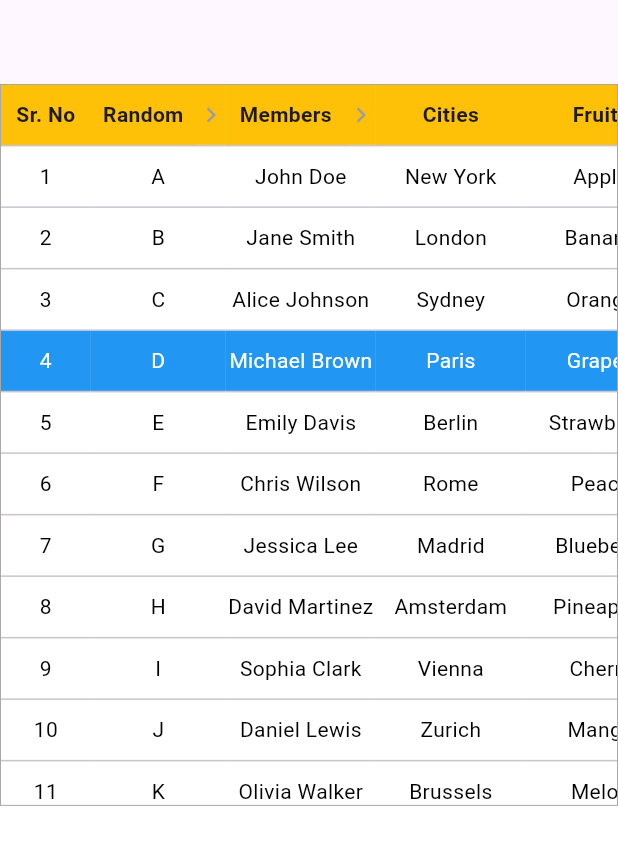
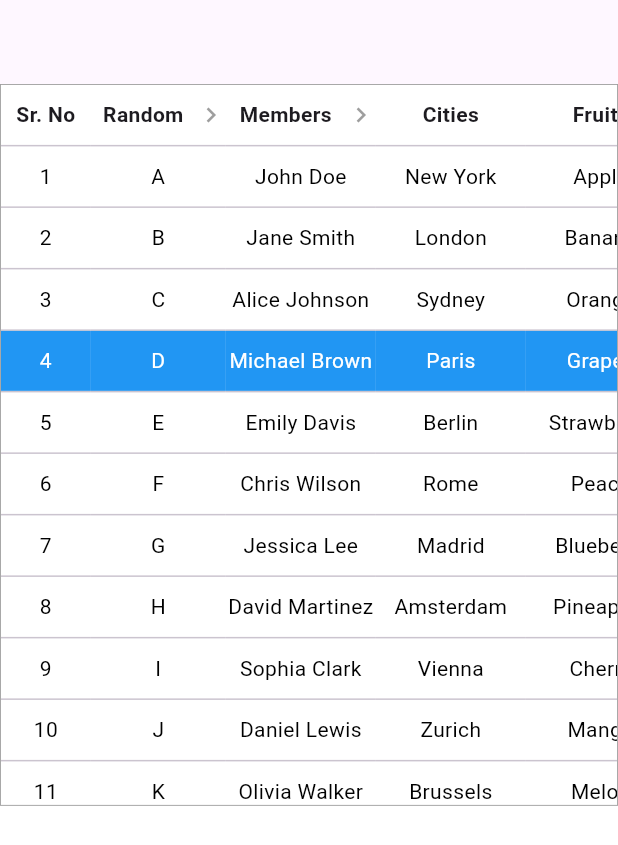
Before and after one commit to GeekyAnts/flutter_multi_scroll_table, a Flutter app: the screen it shows after launch, on a phone screen of 412 x 824 dp. Shown: the top 845 px of the screen. Run offline on Flutter 3.47's test engine with Material 3 defaults, Android fonts, the phone set to English and light mode, and no system bars.

Commit message:
Code refactoring and minor fixes

```diff
--- a/example/lib/demo.dart
+++ b/example/lib/demo.dart
@@ -79,8 +79,7 @@ class _DemoScreenState extends State<DemoScreen> {
         height: 480,
         headers: headers,
         headerTextStyle: headerTextStyle,
-        headerBackgroundColor: Colors.amber,
-        //  dataList: CommonUtils.dataList,
+        //dataList: CommonUtils.dataList,
         jsonDataList: CommonUtils.jsonDataList,
         fixedCount: 2,
         onGenerateRowConfiguration: (rowIndex, rowChildren) {
--- a/lib/flutter_multi_scroll_table.dart
+++ b/lib/flutter_multi_scroll_table.dart
@@ -2,6 +2,4 @@ library flutter_multi_scroll_table;
 
 export 'src/flutter_multi_scroll_table.dart';
 export 'src/component/each_cell.dart';
-export 'src/component/fixed_column.dart';
-export 'src/component/scrollable_column.dart';
 export 'src/component/resizeable_column.dart';
--- a/lib/src/component/resizeable_column.dart
+++ b/lib/src/component/resizeable_column.dart
@@ -1,7 +1,7 @@
 import 'package:flutter/material.dart';
 import '../../flutter_multi_scroll_table.dart';
 
-class ResizableColumn extends StatefulWidget {
+class ResizeableColumn extends StatefulWidget {
   final double initialWidth;
   final Widget header;
   final List<Widget> children;
@@ -13,8 +13,9 @@ class ResizableColumn extends StatefulWidget {
   final double? tableDividerThickness;
   final Color? tableDividerColor;
   final Function(double) onWidthChanged;
+  final VoidCallback? onSortColumn;
 
-  const ResizableColumn({
+  const ResizeableColumn({
     Key? key,
     required this.initialWidth,
     required this.header,
@@ -27,13 +28,14 @@ class ResizableColumn extends StatefulWidget {
     required this.onWidthChanged,
     this.tableDividerThickness,
     this.tableDividerColor,
+    this.onSortColumn,
   }) : super(key: key);
 
   @override
-  State<ResizableColumn> createState() => _ResizableColumnState();
+  State<ResizeableColumn> createState() => _ResizeableColumnState();
 }
 
-class _ResizableColumnState extends State<ResizableColumn> {
+class _ResizeableColumnState extends State<ResizeableColumn> {
   late double _width;
 
   @override
@@ -60,13 +62,16 @@ class _ResizableColumnState extends State<ResizableColumn> {
           width: _width,
           child: Column(
             children: [
-              Container(
+              GestureDetector(
+                onTap: widget.onSortColumn,
+                child: Container(
                   color: headerBackgroundColor,
                   child: Row(
                     children: [
                       Expanded(
                         child: widget.header is EachCell
-                          ? (widget.header as EachCell).copyWith(width: _width)
+                            ? (widget.header as EachCell)
+                                .copyWith(width: _width)
                             : widget.header,
                       ),
                       if (widget.isExpandable)
@@ -78,7 +83,6 @@ class _ResizableColumnState extends State<ResizableColumn> {
                               setState(() {
                                 final newWidth = _width + details.delta.dx;
 
-                              // Ensure width does not exceed the available width
                                 if (widget.isFixed) {
                                   if (newWidth >= widget.initialWidth &&
                                       newWidth <= widget.availableWidth) {
@@ -101,6 +105,7 @@ class _ResizableColumnState extends State<ResizableColumn> {
                           ),
                         ),
                     ],
+                  ),
                 ),
               ),
               Divider(
--- a/lib/src/flutter_multi_scroll_table.dart
+++ b/lib/src/flutter_multi_scroll_table.dart
@@ -57,7 +57,6 @@ class FlutterMultiScrollTable extends StatefulWidget {
 
   /// A callback function that allows dynamic configuration of rows based on their index.
   /// It takes the row index and a list of `EachCell` widgets representing the row as parameters.
-
   final void Function(int, List<EachCell>)? onGenerateRowConfiguration;
 
   /// Creates a [FlutterMultiScrollTable] widget.
@@ -506,19 +505,17 @@ class _FlutterMultiScrollTableState extends State<FlutterMultiScrollTable> {
                     controller: _verticalScrollController,
                     child: Row(
                       children: [
-                        GestureDetector(
-                          onTap: _sortColumn,
-                          child: Row(
+                        Row(
                           children: (widget.headers ?? jsonHeaders)!
                               .take(widget.fixedCount)
                               .map((header) {
                             final eachCell = header;
                             final headerTextStyle = widget.headerTextStyle ??
                                 eachCell.headerTextStyle;
-                              final dataTextStyle = widget.dataTextStyle ??
-                                  eachCell.dataTextStyle;
+                            final dataTextStyle =
+                                widget.dataTextStyle ?? eachCell.dataTextStyle;
 
-                              return ResizableColumn(
+                            return ResizeableColumn(
                               initialWidth: eachCell.width ?? 100,
                               header: EachCell(
                                 text: eachCell.text,
@@ -536,19 +533,24 @@ class _FlutterMultiScrollTableState extends State<FlutterMultiScrollTable> {
                               maxWidth: MediaQuery.of(context).size.width,
                               availableWidth: _remainingWidth,
                               onWidthChanged: _onWidthChanged,
+                              onSortColumn: _sortColumn,
                               tableDividerThickness:
                                   widget.tableDividerThickness,
                               tableDividerColor: widget.tableDividerColor,
                               children: styledColumnChildren[
                                       (widget.headers ?? jsonHeaders)!
                                           .indexOf(header)]
-                                    .map((child) {
+                                  .asMap()
+                                  .map((index, child) {
                                     // Get the row index and column index for the child
-                                  final columnIndex = styledColumnChildren
-                                      .indexOf(styledColumnChildren.firstWhere(
-                                          (col) => col.contains(child)));
+                                    final columnIndex =
+                                        styledColumnChildren.indexOf(
+                                      styledColumnChildren.firstWhere(
+                                          (col) => col.contains(child)),
+                                    );
                                     final rowIndex = styledColumnChildren
-                                      .firstWhere((col) => col.contains(child))
+                                        .firstWhere(
+                                            (col) => col.contains(child))
                                         .indexOf(child);
 
                                     // Apply styles from _rowConfigurations
@@ -557,32 +559,45 @@ class _FlutterMultiScrollTableState extends State<FlutterMultiScrollTable> {
                                     final EachCell? rowCell =
                                         rowConfig?[columnIndex];
 
-                                  return Column(
+                                    return MapEntry(
+                                      index,
+                                      Column(
                                         children: [
                                           child.copyWith(
-                                        dataBackgroundColor:
-                                            widget.dataBackgroundColor ??
+                                            dataBackgroundColor: widget
+                                                    .dataBackgroundColor ??
                                                 rowCell?.dataBackgroundColor,
-                                        dataTextStyle: rowCell?.dataTextStyle ??
+                                            dataTextStyle:
+                                                rowCell?.dataTextStyle ??
                                                     dataTextStyle,
-                                        width: rowCell?.width ?? child.width,
-                                        height: rowCell?.height ?? child.height,
+                                            width:
+                                                rowCell?.width ?? child.width,
+                                            height:
+                                                rowCell?.height ?? child.height,
                                           ),
+                                          if (index <
+                                              styledColumnChildren[
+                                                          (widget.headers ??
+                                                                  jsonHeaders)!
+                                                              .indexOf(header)]
+                                                      .length -
+                                                  1)
                                             Divider(
                                               height: 1,
-                                        thickness: widget.tableDividerThickness,
+                                              thickness:
+                                                  widget.tableDividerThickness,
                                               color: widget.tableDividerColor,
                                             ),
                                         ],
+                                      ),
                                     );
-                                }).toList(),
+                                  })
+                                  .values
+                                  .toList(),
                             );
                           }).toList(),
                         ),
-                        ),
                         Flexible(
-                          child: GestureDetector(
-                            onTap: _sortColumn,
                           child: Column(
                             mainAxisSize: MainAxisSize.min,
                             crossAxisAlignment: CrossAxisAlignment.start,
@@ -602,7 +617,7 @@ class _FlutterMultiScrollTableState extends State<FlutterMultiScrollTable> {
                                         widget.dataTextStyle ??
                                             eachCell.dataTextStyle;
 
-                                      return ResizableColumn(
+                                    return ResizeableColumn(
                                       initialWidth: eachCell.width ?? 100,
                                       header: EachCell(
                                         text: eachCell.text,
@@ -610,8 +625,8 @@ class _FlutterMultiScrollTableState extends State<FlutterMultiScrollTable> {
                                         height: eachCell.height,
                                         isHeader: true,
                                         headerTextStyle: headerTextStyle,
-                                          headerBackgroundColor: widget
-                                                  .headerBackgroundColor ??
+                                        headerBackgroundColor:
+                                            widget.headerBackgroundColor ??
                                                 eachCell.headerBackgroundColor,
                                       ),
                                       isExpandable: eachCell.isExpandable,
@@ -624,19 +639,22 @@ class _FlutterMultiScrollTableState extends State<FlutterMultiScrollTable> {
                                       tableDividerColor:
                                           widget.tableDividerColor,
                                       onWidthChanged: _onWidthChanged,
+                                      onSortColumn: _sortColumn,
                                       children: styledColumnChildren[
                                               (widget.headers ?? jsonHeaders)!
                                                   .indexOf(header)]
-                                            .map((child) {
+                                          .asMap()
+                                          .map((index, child) {
                                             // Get the row index and column index for the child
                                             final columnIndex =
                                                 styledColumnChildren.indexOf(
+                                              styledColumnChildren.firstWhere(
+                                                  (col) => col.contains(child)),
+                                            );
+                                            final rowIndex =
                                                 styledColumnChildren
                                                     .firstWhere((col) =>
-                                                          col.contains(child)));
-                                          final rowIndex = styledColumnChildren
-                                              .firstWhere(
-                                                  (col) => col.contains(child))
+                                                        col.contains(child))
                                                     .indexOf(child);
 
                                             // Apply styles from _rowConfigurations
@@ -645,36 +663,49 @@ class _FlutterMultiScrollTableState extends State<FlutterMultiScrollTable> {
                                             final EachCell? rowCell =
                                                 rowConfig?[columnIndex];
 
-                                          return Column(
+                                            return MapEntry(
+                                              index,
+                                              Column(
                                                 children: [
                                                   child.copyWith(
                                                     dataBackgroundColor: widget
                                                             .dataBackgroundColor ??
                                                         rowCell
                                                             ?.dataBackgroundColor,
-                                                dataTextStyle:
-                                                    rowCell?.dataTextStyle ??
+                                                    dataTextStyle: rowCell
+                                                            ?.dataTextStyle ??
                                                         dataTextStyle,
                                                     width: rowCell?.width ??
                                                         child.width,
                                                     height: rowCell?.height ??
                                                         child.height,
                                                   ),
+                                                  if (index <
+                                                      styledColumnChildren[(widget
+                                                                          .headers ??
+                                                                      jsonHeaders)!
+                                                                  .indexOf(
+                                                                      header)]
+                                                              .length -
+                                                          1)
                                                     Divider(
                                                       height: 1,
                                                       thickness: widget
                                                           .tableDividerThickness,
-                                                color: widget.tableDividerColor,
+                                                      color: widget
+                                                          .tableDividerColor,
                                                     ),
                                                 ],
+                                              ),
                                             );
-                                        }).toList(),
+                                          })
+                                          .values
+                                          .toList(),
                                     );
                                   }).toList(),
                                 ),
                               ),
                             ],
-                            ),
                           ),
                         ),
                       ],
```
Also changed, not shown: lib/src/component/fixed_column.dart (deleted, +0 -31 lines), lib/src/component/scrollable_column.dart (deleted, +0 -36 lines). Lines whose indentation alone changed are shown as unchanged.
